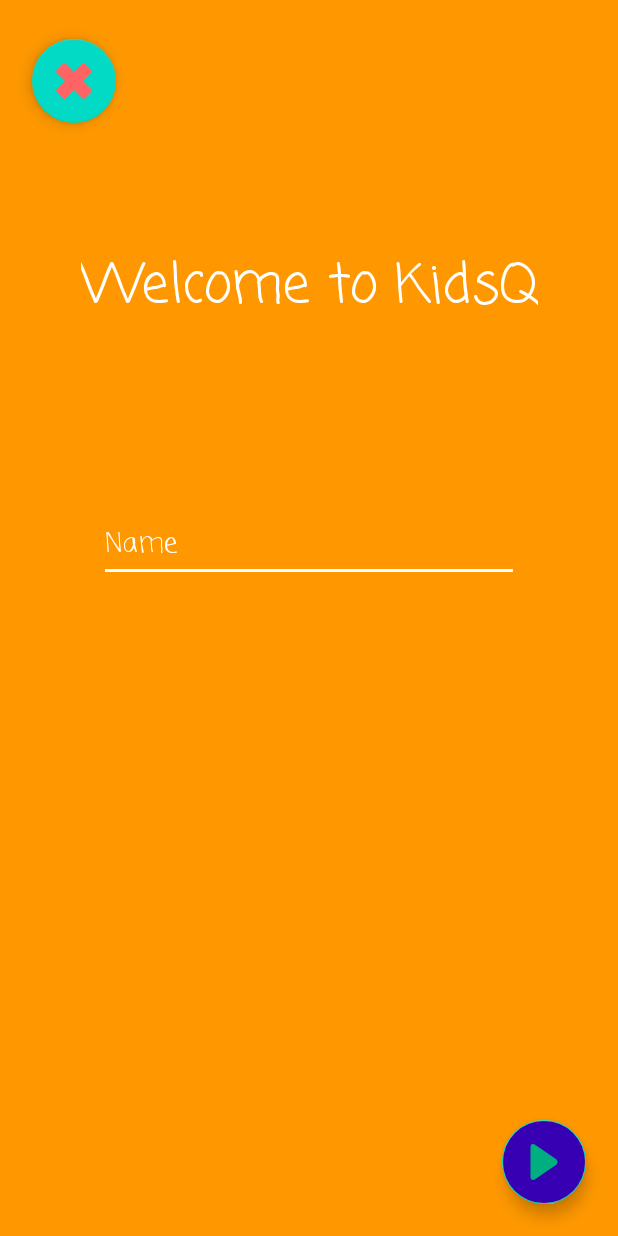
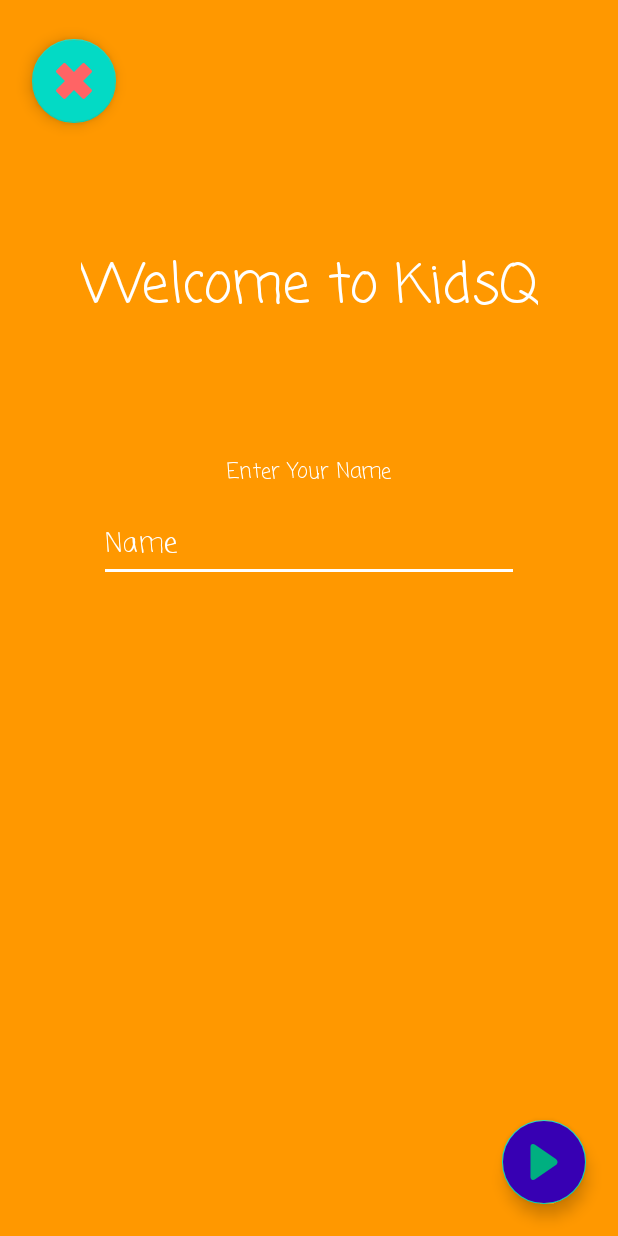
Before and after one commit to dino-sunny/kidsQ, an Android app: the screen it shows after launch (HomeActivity), on a phone screen of 412 x 824 dp. Run offline under Robolectric (Android 15) with nearby library versions, the phone set to English and light mode, and no system bars; our stand-ins replace Room's generated code, data binding.

```diff
--- a/app/src/main/java/com/dino/kidsq/game/StartGameViewModel.kt
+++ b/app/src/main/java/com/dino/kidsq/game/StartGameViewModel.kt
@@ -72,7 +72,7 @@ class StartGameViewModel(val database: PlayerDao, application: Application) :
             insert(newPayer)
             player.value = getPlayerFromDatabase()
         }
-        _startGame.value = true
+        _startGame.value = !_result.value.isNullOrEmpty()
     }
     private suspend fun insert(player: Player){
         withContext(Dispatchers.IO){
--- a/app/src/main/java/com/dino/kidsq/questions/QuestionsFragment.kt
+++ b/app/src/main/java/com/dino/kidsq/questions/QuestionsFragment.kt
@@ -6,6 +6,7 @@ import androidx.fragment.app.Fragment
 import android.view.LayoutInflater
 import android.view.View
 import android.view.ViewGroup
+import android.widget.Toast
 import androidx.databinding.DataBindingUtil
 import androidx.lifecycle.ViewModelProvider
 import com.dino.kidsq.R
@@ -25,6 +26,8 @@ class QuestionsFragment : Fragment() {
         binding = DataBindingUtil.inflate(inflater, R.layout.questions_fragment, container, false)
         activity?.let { Utils.setStatusIconColors(it,"#FFC107") }
 
+        val args = QuestionsFragmentArgs.fromBundle(requireArguments())
+        binding.textView.text = "Hi ${args.user}"
         return binding.root
     }
 
--- a/app/src/main/res/layout/start_game_fragment.xml
+++ b/app/src/main/res/layout/start_game_fragment.xml
@@ -37,8 +37,8 @@
             android:layout_marginEnd="21dp"
             android:layout_marginBottom="21dp"
             android:backgroundTint="@color/colorPrimaryDark"
+            android:onClick="@{() -> startGameViewModel.onStartGame()}"
             android:src="@drawable/ic_play"
-            android:onClick="@{() -> startGameViewModel.onStartGame()}"
             app:layout_constraintBottom_toBottomOf="parent"
             app:layout_constraintEnd_toEndOf="parent"
             app:layout_constraintHorizontal_bias="1.0"
@@ -53,8 +53,9 @@
             android:ems="10"
             android:fontFamily="casual"
             android:hint="@string/name"
+            android:inputType="textPersonName"
             android:onTextChanged="@{startGameViewModel::onUserNameChanged}"
-            android:inputType="textPersonName"
+            android:textAllCaps="true"
             android:textColor="@color/white"
             android:textColorHint="@color/white"
             app:backgroundTint="@color/white"
@@ -63,5 +64,19 @@
             app:layout_constraintStart_toStartOf="parent"
             app:layout_constraintTop_toBottomOf="@+id/textview_first" />
 
+        <TextView
+            android:id="@+id/textView2"
+            android:layout_width="wrap_content"
+            android:layout_height="wrap_content"
+            android:layout_marginTop="24dp"
+            android:fontFamily="casual"
+            android:text="Enter Your Name"
+            android:textColor="@color/white"
+            app:layout_constraintBottom_toTopOf="@+id/editTextTextPersonName"
+            app:layout_constraintEnd_toEndOf="parent"
+            app:layout_constraintStart_toStartOf="parent"
+            app:layout_constraintTop_toBottomOf="@+id/textview_first"
+            app:layout_constraintVertical_bias="0.824" />
+
     </androidx.constraintlayout.widget.ConstraintLayout>
 </layout>
--- a/app/src/main/res/navigation/nav_graph.xml
+++ b/app/src/main/res/navigation/nav_graph.xml
@@ -49,6 +49,12 @@
         <action
             android:id="@+id/fail"
             app:destination="@id/failedFragment" />
+        <argument
+            android:name="user"
+            app:argType="string" />
+        <argument
+            android:name="userId"
+            app:argType="string" />
     </fragment>
     <fragment
         android:id="@+id/startGameFragment"
```
Also changed, not shown: app/src/main/java/com/dino/kidsq/game/StartGameFragment.kt (+14 -10 lines), app/src/main/res/layout/questions_fragment.xml (+17 -2 lines).
